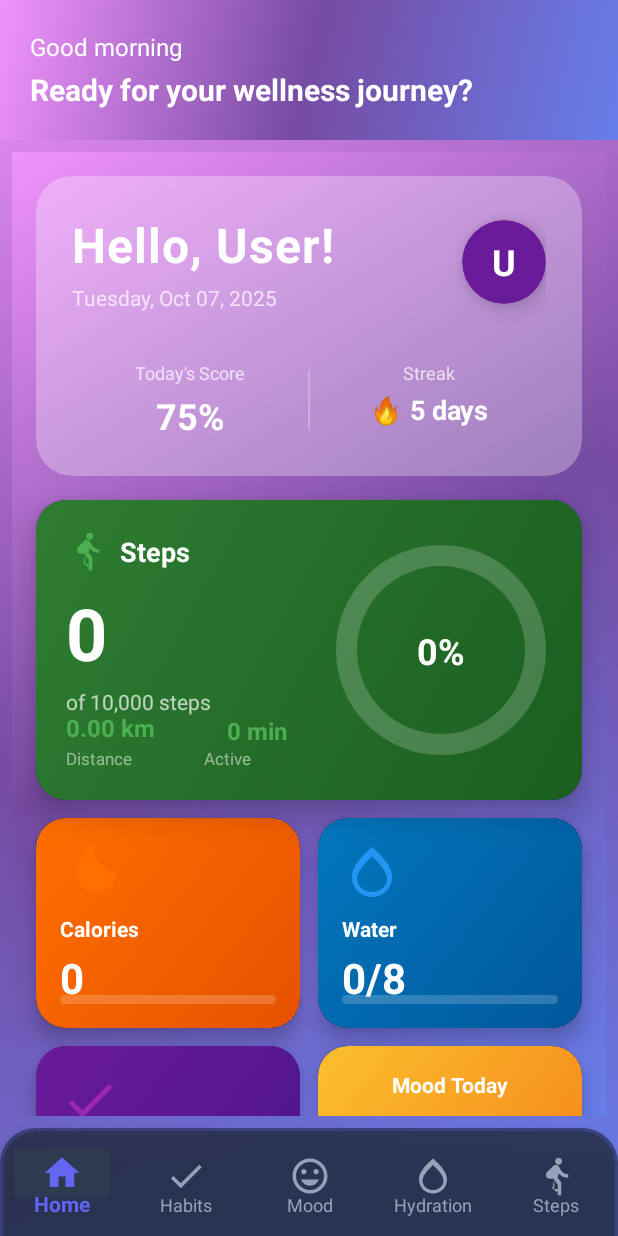
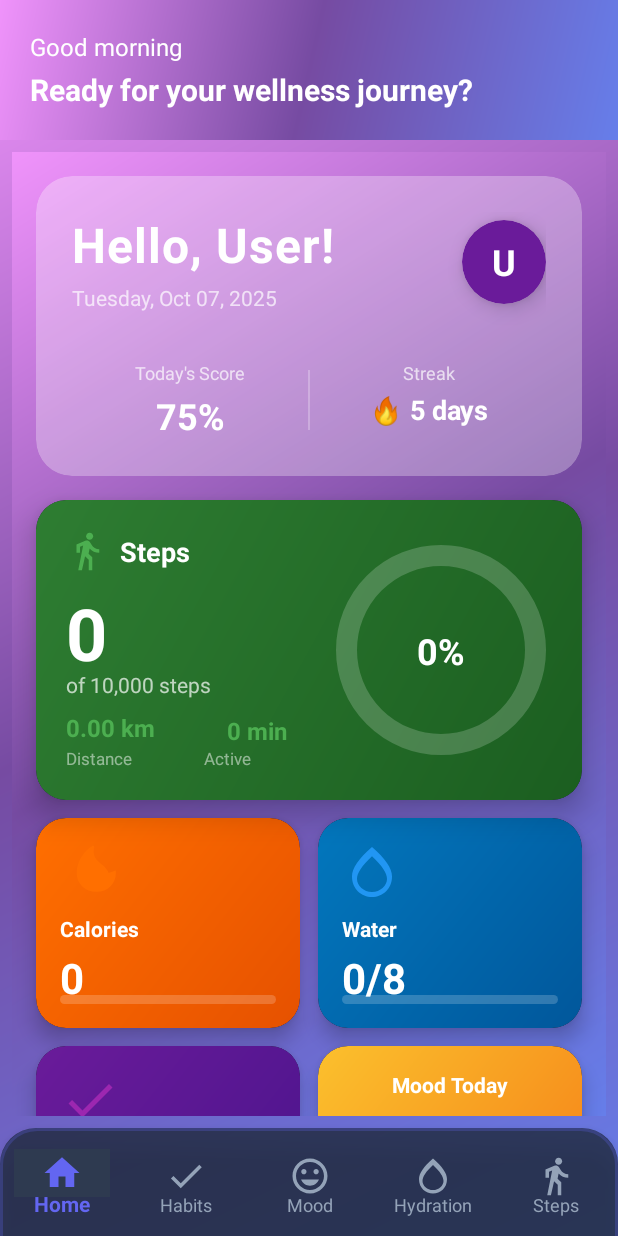
Before and after one commit to ChamaraJanith/AURA-Wellness-tracker, an Android app: the HomeFragment screen opened directly, with no data from a screen before it, on a phone screen of 412 x 824 dp. Run offline under Robolectric (Android 15) with nearby library versions, the phone set to English and light mode, and no system bars.

Commit message:
full complete advanceded step counter man

```diff
--- a/app/src/main/res/drawable/ic_steps.xml
+++ b/app/src/main/res/drawable/ic_steps.xml
@@ -1,11 +1,16 @@
-<?xml version="1.0" encoding="utf-8"?>
 <vector xmlns:android="http://schemas.android.com/apk/res/android"
     android:width="24dp"
     android:height="24dp"
     android:viewportWidth="24"
-    android:viewportHeight="24"
-    android:tint="#1976D2">
+    android:viewportHeight="24">
+
+    <!-- Head -->
     <path
-        android:fillColor="@android:color/white"
-        android:pathData="M13.5,5.5C14.59,5.5 15.5,4.58 15.5,3.5S14.59,1.5 13.5,1.5S11.5,2.42 11.5,3.5S12.42,5.5 13.5,5.5zM9.89,19.38L10.89,14L13,17V23H15V15.5L12.89,13L13.5,10.5C14.79,12 16.79,13 19,13V11C17.09,11 15.5,10 14.69,8.58L13.69,6.58C13.29,5.97 12.59,5.5 11.79,5.5C11.39,5.5 10.99,5.68 10.69,5.97L6.79,9.88C6.4,10.27 6.2,10.77 6.2,11.38C6.2,12.58 7.19,13.57 8.39,13.57H11V19.38C11,20.18 11.6,20.88 12.39,20.88C13.19,20.88 13.79,20.18 13.79,19.38V19.38H9.89z"/>
+        android:fillColor="#FFFFFF"
+        android:pathData="M13.5,5.5c1.1,0 2,-0.9 2,-2s-0.9,-2 -2,-2s-2,0.9 -2,2S12.4,5.5 13.5,5.5z"/>
+
+    <!-- Body and Legs - Walking pose -->
+    <path
+        android:fillColor="#FFFFFF"
+        android:pathData="M9.8,8.9L7,23h2.1l1.8,-8 l2.1,2v6h2v-7.5l-2.1,-2l0.6,-3C14.8,12 16.8,13 19,13v-2c-1.9,0 -3.5,-1 -4.3,-2.4l-1,-1.6c-0.56,-0.89 -1.68,-1.25 -2.65,-0.84L6,8.3V13h2V9.6l1.8,-0.7"/>
 </vector>
--- a/app/src/main/res/layout/fragment_home.xml
+++ b/app/src/main/res/layout/fragment_home.xml
@@ -202,8 +202,8 @@
                 <!-- Steps Count -->
                 <TextView
                     android:id="@+id/tvStepsCount"
-                    android:layout_width="wrap_content"
-                    android:layout_height="wrap_content"
+                    android:layout_width="35dp"
+                    android:layout_height="53dp"
                     android:layout_marginTop="8dp"
                     android:text="0"
                     android:textColor="@color/white"
@@ -237,6 +237,7 @@
                     app:layout_constraintBottom_toTopOf="@id/tvDistanceLabel"
                     app:layout_constraintStart_toStartOf="parent" />
 
+                <!-- Activity Minutes -->
                 <TextView
                     android:id="@+id/tvDistanceLabel"
                     android:layout_width="wrap_content"
@@ -247,7 +248,6 @@
                     app:layout_constraintBottom_toBottomOf="parent"
                     app:layout_constraintStart_toStartOf="parent" />
 
-                <!-- Activity Minutes -->
                 <TextView
                     android:id="@+id/tvActivityMinutes"
                     android:layout_width="wrap_content"
```
